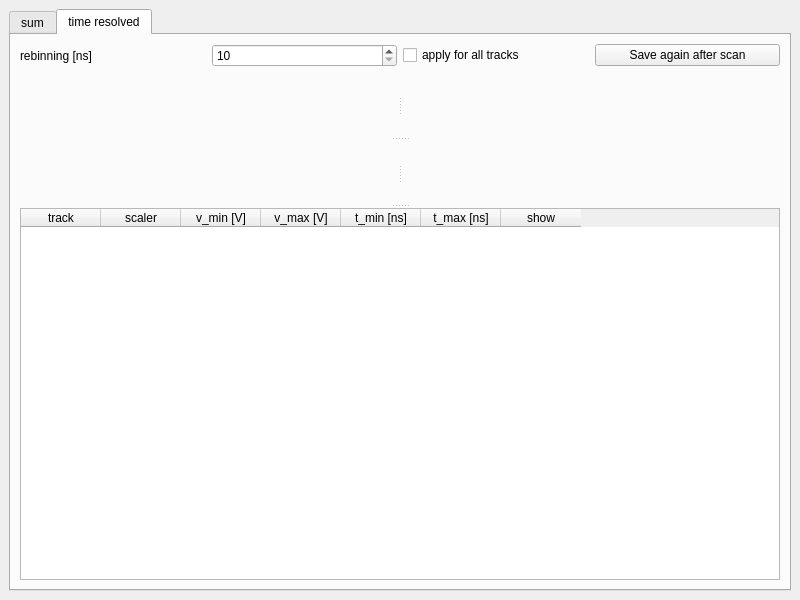
Above: TildaHost/source/Interface/LiveDataPlottingUi/Ui_LiveDataPlotting.ui from lasersphere/Tilda before the change. Below: the same form after it.
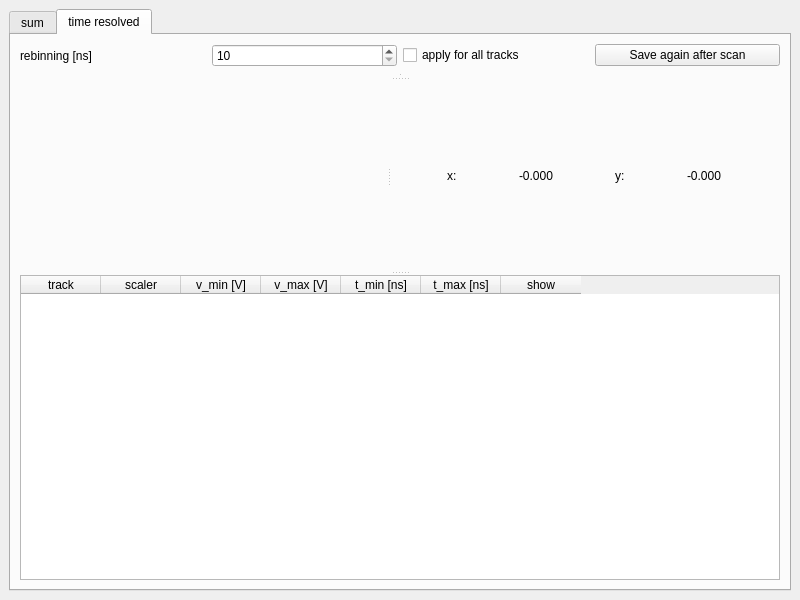
That is the form after the change.

Commit message: added x/y coords displaying in graph

The edit to the form file:
```diff
--- a/TildaHost/source/Interface/LiveDataPlottingUi/Ui_LiveDataPlotting.ui
+++ b/TildaHost/source/Interface/LiveDataPlottingUi/Ui_LiveDataPlotting.ui
@@ -197,7 +197,62 @@
                 <enum>Qt::Horizontal</enum>
                </property>
                <widget class="QWidget" name="widget_proj_v" native="true"/>
-               <widget class="QWidget" name="widget_right_lower_corner" native="true"/>
+               <widget class="QWidget" name="widget_right_lower_corner" native="true">
+                <layout class="QGridLayout" name="gridLayout_2">
+                 <item row="0" column="2">
+                  <widget class="QLabel" name="label_5">
+                   <property name="sizePolicy">
+                    <sizepolicy hsizetype="Fixed" vsizetype="Fixed">
+                     <horstretch>0</horstretch>
+                     <verstretch>0</verstretch>
+                    </sizepolicy>
+                   </property>
+                   <property name="text">
+                    <string>y:</string>
+                   </property>
+                  </widget>
+                 </item>
+                 <item row="0" column="0">
+                  <widget class="QLabel" name="label_2">
+                   <property name="sizePolicy">
+                    <sizepolicy hsizetype="Fixed" vsizetype="Fixed">
+                     <horstretch>0</horstretch>
+                     <verstretch>0</verstretch>
+                    </sizepolicy>
+                   </property>
+                   <property name="text">
+                    <string>x:</string>
+                   </property>
+                  </widget>
+                 </item>
+                 <item row="0" column="1">
+                  <widget class="QLabel" name="label_x_coord">
+                   <property name="sizePolicy">
+                    <sizepolicy hsizetype="Fixed" vsizetype="Fixed">
+                     <horstretch>0</horstretch>
+                     <verstretch>0</verstretch>
+                    </sizepolicy>
+                   </property>
+                   <property name="text">
+                    <string>-0.000</string>
+                   </property>
+                  </widget>
+                 </item>
+                 <item row="0" column="3">
+                  <widget class="QLabel" name="label_y_coord">
+                   <property name="sizePolicy">
+                    <sizepolicy hsizetype="Fixed" vsizetype="Fixed">
+                     <horstretch>0</horstretch>
+                     <verstretch>0</verstretch>
+                    </sizepolicy>
+                   </property>
+                   <property name="text">
+                    <string>-0.000</string>
+                   </property>
+                  </widget>
+                 </item>
+                </layout>
+               </widget>
               </widget>
              </widget>
             </item>
```
The commit also changes 5 other files.
